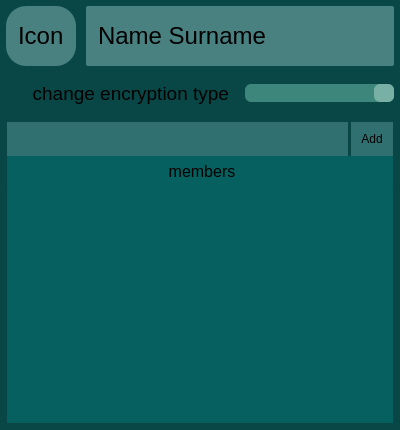
Above: src/interface/chatInfo.ui from OgurtsovAndrei/Messenger-project before the change. Below: the same form after it.
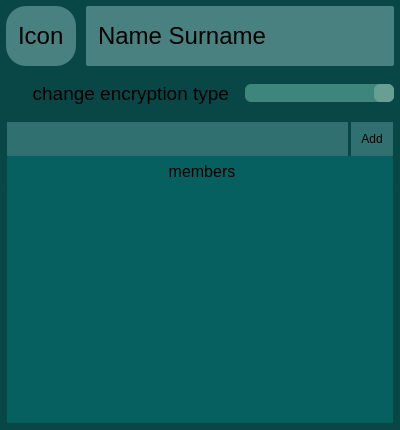
That is the form after the change.

```diff
--- a/src/interface/chatInfo.ui
+++ b/src/interface/chatInfo.ui
@@ -46,11 +46,11 @@
    <item row="1" column="2">
     <widget class="QComboBox" name="encrOptions">
      <property name="styleSheet">
-      <string notr="true">QComboBox::drop-down {background: #79B0A5; width: 20px; border-width: 1px; border-radius: 6px; padding: 0px;}
+      <string notr="true">QComboBox::drop-down {background: #699E93; width: 20px; border-width: 1px; border-radius: 6px; padding: 0px;}
 QComboBox, QComboBox:on {border-width: 1px; border-radius: 6px; padding: 1px 1px 1px 6px;}
 QComboBox:!editable {background: #3C867C;}
 QComboBox:editable { background: #4C968C;}
-QComboBox QAbstractItemView { border: 2px #DDDDDD; border-radius: 6px; background-color: #6CA1A1;}</string>
+QComboBox QAbstractItemView { border: 2px #DDDDDD; border-radius: 6px; background-color: #3B726B;}</string>
      </property>
      <property name="currentText">
       <string/>
```
